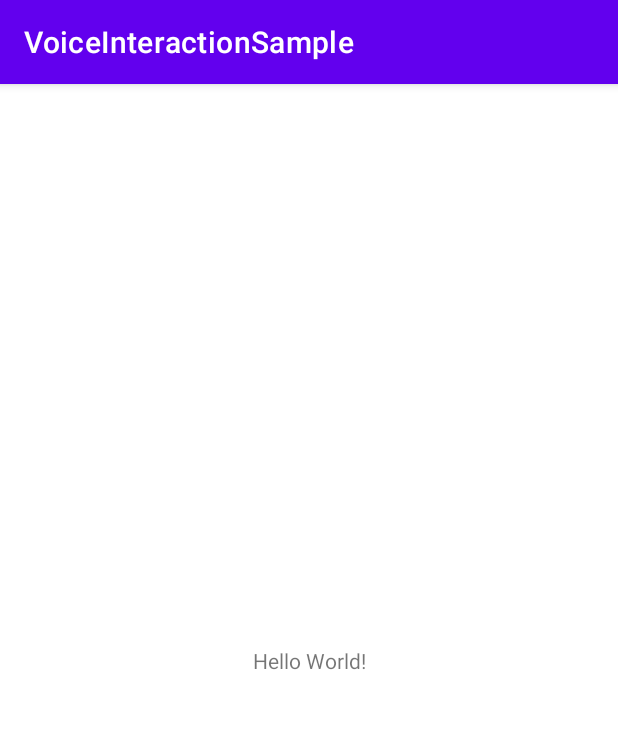
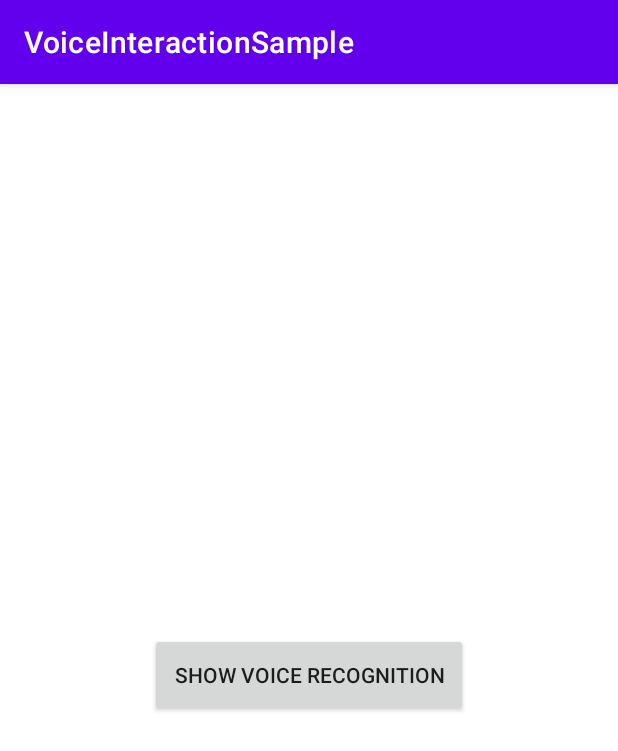
Before and after one commit to ArezooNazer/VoiceInteractionSample, an Android app: the screen it shows after launch (MainActivity before the commit, SpeechRecognizerActivity after it), on a phone screen of 412 x 824 dp. Shown: the top 751 px of the screen. Run offline under Robolectric (Android 15) with nearby library versions, the phone set to English and light mode, and no system bars.

Commit message:
Add google speech to text

```diff
--- a/app/src/main/AndroidManifest.xml
+++ b/app/src/main/AndroidManifest.xml
@@ -15,7 +15,7 @@
         android:theme="@style/Theme.VoiceInteractionSample"
         tools:targetApi="31">
         <activity
-            android:name=".MainActivity"
+            android:name=".SpeechRecognizerActivity"
             android:exported="true">
             <intent-filter>
                 <action android:name="android.intent.action.MAIN" />
--- a/app/src/main/java/com/arezoonazer/voiceinteractionsample/MainActivity.kt
+++ /dev/null
@@ -1,57 +0,0 @@
-package com.arezoonazer.voiceinteractionsample
-
-import android.Manifest
-import android.content.Intent
-import android.content.pm.PackageManager
-import android.os.Bundle
-import android.provider.Settings
-import android.util.Log
-import androidx.activity.result.contract.ActivityResultContracts
-import androidx.appcompat.app.AppCompatActivity
-import androidx.core.content.ContextCompat
-
-
-class MainActivity : AppCompatActivity() {
-
-    private val requestPermissionLauncher =
-        registerForActivityResult(ActivityResultContracts.RequestPermission()) { isGranted: Boolean ->
-            if (isGranted) {
-                openVoiceInputSetting()
-            } else {
-                Log.d(TAG, "permission denied ")
-            }
-        }
-
-    override fun onCreate(savedInstanceState: Bundle?) {
-        super.onCreate(savedInstanceState)
-        setContentView(R.layout.activity_main)
-
-        when (PackageManager.PERMISSION_GRANTED) {
-            ContextCompat.checkSelfPermission(this, Manifest.permission.RECORD_AUDIO) -> {
-                openVoiceInputSetting()
-            }
-            else -> {
-                requestPermissionLauncher.launch(Manifest.permission.RECORD_AUDIO)
-            }
-        }
-    }
-
-    override fun onRequestPermissionsResult(
-        requestCode: Int,
-        permissions: Array<String>,
-        grantResults: IntArray
-    ) {
-        super.onRequestPermissionsResult(requestCode, permissions, grantResults)
-        if (grantResults.isEmpty() || grantResults[0] == PackageManager.PERMISSION_DENIED) {
-            // handle permission denied
-        } else {
-            openVoiceInputSetting()
-        }
-    }
-
-    private fun openVoiceInputSetting() {
-        startActivity(Intent(Settings.ACTION_VOICE_INPUT_SETTINGS))
-    }
-}
-
-private const val TAG = "MainActivity"
--- /dev/null
+++ b/app/src/main/java/com/arezoonazer/voiceinteractionsample/SpeechRecognizerActivity.kt
@@ -0,0 +1,114 @@
+package com.arezoonazer.voiceinteractionsample
+
+import android.Manifest
+import android.content.Intent
+import android.content.pm.PackageManager
+import android.os.Bundle
+import android.provider.Settings
+import android.speech.RecognizerIntent
+import android.util.Log
+import android.view.View
+import android.widget.TextView
+import androidx.activity.result.contract.ActivityResultContracts
+import androidx.appcompat.app.AppCompatActivity
+import androidx.core.content.ContextCompat
+import com.arezoonazer.voiceinteractionsample.util.isSetAsDefaultAssistant
+import java.util.Locale
+
+
+class SpeechRecognizerActivity : AppCompatActivity() {
+
+    private val requestPermissionLauncher =
+        registerForActivityResult(ActivityResultContracts.RequestPermission()) { isGranted: Boolean ->
+            if (isGranted) {
+                startSpeechRecognitionIfPossible()
+            } else {
+                Log.d(TAG, "permission denied ")
+            }
+        }
+
+    private val voiceRecognitionResult =
+        registerForActivityResult(ActivityResultContracts.StartActivityForResult()) { result ->
+            if (result.resultCode == RESULT_OK && result.data != null) {
+                val results = result.data?.getStringArrayListExtra(RecognizerIntent.EXTRA_RESULTS)
+                val spokenText = results?.get(0)
+                findViewById<TextView>(R.id.recognizedText).text = spokenText
+            }
+        }
+
+    override fun onCreate(savedInstanceState: Bundle?) {
+        super.onCreate(savedInstanceState)
+        Log.d(TAG, "onCreate: ")
+        setContentView(R.layout.activity_speech_recognizer)
+        checkIfRecordAudioPermissionIsGranted()
+
+        findViewById<View>(R.id.recognizerButton).setOnClickListener {
+            checkIfRecordAudioPermissionIsGranted()
+        }
+    }
+
+    override fun onRequestPermissionsResult(
+        requestCode: Int,
+        permissions: Array<String>,
+        grantResults: IntArray
+    ) {
+        super.onRequestPermissionsResult(requestCode, permissions, grantResults)
+        if (grantResults.isEmpty() || grantResults[0] == PackageManager.PERMISSION_DENIED) {
+            // handle permission denied
+        } else {
+            startSpeechRecognitionIfPossible()
+        }
+    }
+
+    private fun checkIfRecordAudioPermissionIsGranted() {
+        when (PackageManager.PERMISSION_GRANTED) {
+            ContextCompat.checkSelfPermission(this, Manifest.permission.RECORD_AUDIO) -> {
+                startSpeechRecognitionIfPossible()
+            }
+            else -> {
+                requestPermissionLauncher.launch(Manifest.permission.RECORD_AUDIO)
+            }
+        }
+    }
+
+    private fun startSpeechRecognitionIfPossible() {
+        if (isSetAsDefaultAssistant()) {
+            displaySpeechRecognizer()
+        } else {
+            openVoiceInputSetting()
+        }
+    }
+
+    private fun openVoiceInputSetting() {
+        startActivity(Intent(Settings.ACTION_VOICE_INPUT_SETTINGS))
+    }
+
+    private fun displaySpeechRecognizer() {
+        val language = Locale.getDefault().language
+
+        val intent = Intent(RecognizerIntent.ACTION_RECOGNIZE_SPEECH).apply {
+            putExtra(
+                RecognizerIntent.EXTRA_LANGUAGE_MODEL,
+                RecognizerIntent.LANGUAGE_MODEL_FREE_FORM
+            )
+            putExtra(RecognizerIntent.EXTRA_LANGUAGE, language)
+            putExtra(RecognizerIntent.EXTRA_LANGUAGE_PREFERENCE, language)
+            putExtra(RecognizerIntent.EXTRA_ONLY_RETURN_LANGUAGE_PREFERENCE, language)
+            putExtra(
+                RecognizerIntent.EXTRA_PROMPT,
+                getString(R.string.how_can_i_help_you)
+            )
+        }
+
+        try {
+            voiceRecognitionResult.launch(intent)
+        } catch (ignored: Exception) {
+            Log.d(TAG, "displaySpeechRecognizer: $ignored")
+            getString(R.string.not_compatible)
+        }
+    }
+
+    companion object {
+        private const val TAG = "MainActivity"
+    }
+}
--- a/app/src/main/java/com/arezoonazer/voiceinteractionsample/service/MyVoiceInteractionService.kt
+++ b/app/src/main/java/com/arezoonazer/voiceinteractionsample/service/MyVoiceInteractionService.kt
@@ -5,6 +5,7 @@ import android.os.IBinder
 import android.service.voice.VoiceInteractionService
 import android.util.Log
 import com.arezoonazer.voiceinteractionsample.util.PorcupineHandler
+import com.arezoonazer.voiceinteractionsample.util.startSpeechRecognizerActivity
 
 
 class MyVoiceInteractionService : VoiceInteractionService() {
@@ -19,9 +20,9 @@ class MyVoiceInteractionService : VoiceInteractionService() {
 
     override fun onReady() {
         super.onReady()
-        Log.d(TAG, "onReady: ")
         porcupineHandler.createPorcupine(applicationContext) { keywordIndex: Int ->
             Log.d(TAG, "onReady: $keywordIndex")
+            startSpeechRecognizerActivity()
         }
     }
 
--- /dev/null
+++ b/app/src/main/java/com/arezoonazer/voiceinteractionsample/util/ContextExt.kt
@@ -0,0 +1,34 @@
+package com.arezoonazer.voiceinteractionsample.util
+
+import android.app.ActivityManager
+import android.content.ComponentName
+import android.content.Context
+import android.content.Intent
+import android.content.Intent.FLAG_ACTIVITY_NEW_TASK
+import android.provider.Settings
+import com.arezoonazer.voiceinteractionsample.SpeechRecognizerActivity
+
+fun Context.startSpeechRecognizerActivity() {
+    if (isRunning()) return
+
+    val intent = Intent(this, SpeechRecognizerActivity::class.java).apply {
+        flags = FLAG_ACTIVITY_NEW_TASK
+    }
+    startActivity(intent)
+}
+
+fun Context.isSetAsDefaultAssistant(): Boolean {
+    val setting = Settings.Secure.getString(contentResolver, "assistant")
+    return if (setting != null) {
+        ComponentName.unflattenFromString(setting)?.packageName == this.packageName
+    } else false
+}
+
+private fun Context.isRunning(): Boolean {
+    val activityManager = getSystemService(Context.ACTIVITY_SERVICE) as ActivityManager
+    val tasks = activityManager.getRunningTasks(Int.MAX_VALUE)
+    for (task in tasks) {
+        if (packageName.equals(task.baseActivity!!.packageName, ignoreCase = true)) return true
+    }
+    return false
+}
--- a/app/src/main/java/com/arezoonazer/voiceinteractionsample/util/MyInteractionSession.kt
+++ b/app/src/main/java/com/arezoonazer/voiceinteractionsample/util/MyInteractionSession.kt
@@ -1,9 +1,11 @@
 package com.arezoonazer.voiceinteractionsample.util
 
 import android.content.Context
+import android.os.Build
 import android.os.Bundle
 import android.service.voice.VoiceInteractionSession
 import android.util.Log
+import androidx.annotation.RequiresApi
 
 class MyInteractionSession(context: Context) : VoiceInteractionSession(context) {
 
@@ -17,9 +19,11 @@ class MyInteractionSession(context: Context) : VoiceInteractionSession(context)
         Log.d(TAG, "onShow() called with: args = $args, showFlags = $showFlags")
     }
 
+    @RequiresApi(Build.VERSION_CODES.M)
     override fun onHandleAssist(state: AssistState) {
         super.onHandleAssist(state)
-        Log.d(TAG, "onHandleAssist() called with: state = $state")
+        Log.d(TAG, "onHandleAssist() called with")
+        context?.startSpeechRecognizerActivity()
     }
 
     override fun onHide() {
--- a/app/src/main/res/layout/activity_main.xml
+++ /dev/null
@@ -1,18 +0,0 @@
-<?xml version="1.0" encoding="utf-8"?>
-<androidx.constraintlayout.widget.ConstraintLayout xmlns:android="http://schemas.android.com/apk/res/android"
-    xmlns:app="http://schemas.android.com/apk/res-auto"
-    xmlns:tools="http://schemas.android.com/tools"
-    android:layout_width="match_parent"
-    android:layout_height="match_parent"
-    tools:context=".MainActivity">
-
-    <TextView
-        android:layout_width="wrap_content"
-        android:layout_height="wrap_content"
-        android:text="Hello World!"
-        app:layout_constraintBottom_toBottomOf="parent"
-        app:layout_constraintEnd_toEndOf="parent"
-        app:layout_constraintStart_toStartOf="parent"
-        app:layout_constraintTop_toTopOf="parent" />
-
-</androidx.constraintlayout.widget.ConstraintLayout>
--- /dev/null
+++ b/app/src/main/res/layout/activity_speech_recognizer.xml
@@ -0,0 +1,31 @@
+<?xml version="1.0" encoding="utf-8"?>
+<androidx.constraintlayout.widget.ConstraintLayout xmlns:android="http://schemas.android.com/apk/res/android"
+    xmlns:app="http://schemas.android.com/apk/res-auto"
+    xmlns:tools="http://schemas.android.com/tools"
+    android:layout_width="match_parent"
+    android:layout_height="match_parent"
+    tools:context=".SpeechRecognizerActivity">
+
+    <TextView
+        android:id="@+id/recognizedText"
+        android:layout_width="wrap_content"
+        android:layout_height="wrap_content"
+        app:layout_constraintVertical_chainStyle="packed"
+        app:layout_constraintBottom_toTopOf="@id/recognizerButton"
+        app:layout_constraintEnd_toEndOf="parent"
+        app:layout_constraintStart_toStartOf="parent"
+        app:layout_constraintTop_toTopOf="parent" />
+
+    <androidx.appcompat.widget.AppCompatButton
+        android:id="@+id/recognizerButton"
+        android:layout_width="wrap_content"
+        android:layout_height="56dp"
+        android:layout_marginVertical="16dp"
+        android:paddingHorizontal="16dp"
+        android:text="@string/show_voice_recognition"
+        app:layout_constraintBottom_toBottomOf="parent"
+        app:layout_constraintEnd_toEndOf="parent"
+        app:layout_constraintStart_toStartOf="parent"
+        app:layout_constraintTop_toBottomOf="@id/recognizedText" />
+
+</androidx.constraintlayout.widget.ConstraintLayout>
--- a/app/src/main/res/values/strings.xml
+++ b/app/src/main/res/values/strings.xml
@@ -1,3 +1,6 @@
 <resources>
     <string name="app_name">VoiceInteractionSample</string>
+    <string name="how_can_i_help_you">How can I help you?</string>
+    <string name="not_compatible">Google speech to text is not available on your device</string>
+    <string name="show_voice_recognition">Show Voice Recognition</string>
 </resources>
```
